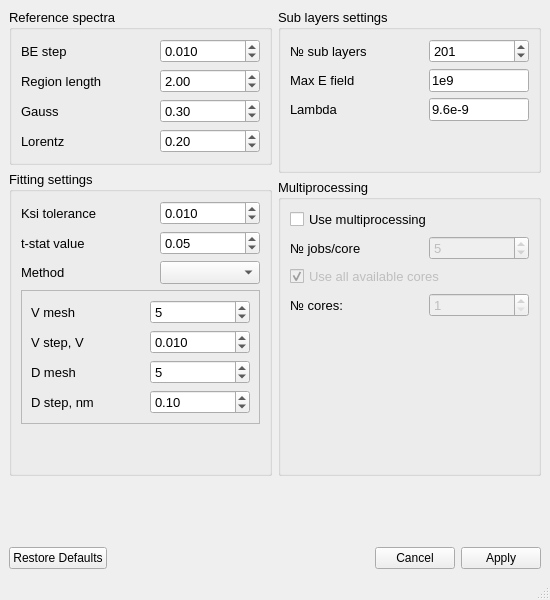
Before: the Qt Designer form ui/settings.ui in yamedvedya/ntr_haxpes, drawn with Qt 5.
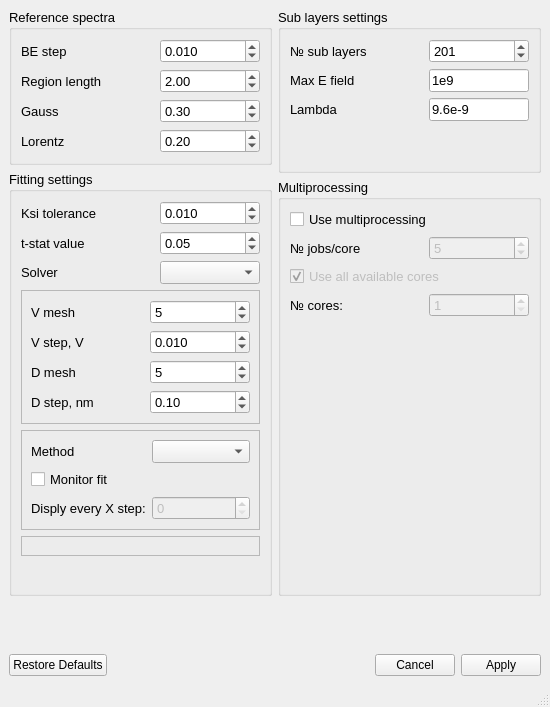
After: the same form once the commit is applied.

The edit to the form file:
```diff
--- a/ui/settings.ui
+++ b/ui/settings.ui
@@ -7,7 +7,7 @@
     <x>0</x>
     <y>0</y>
     <width>550</width>
-    <height>600</height>
+    <height>707</height>
    </rect>
   </property>
   <property name="sizePolicy">
@@ -375,6 +375,49 @@
         </widget>
        </item>
        <item row="4" column="0" colspan="2">
+        <widget class="QFrame" name="f_lm_fit">
+         <property name="frameShape">
+          <enum>QFrame::StyledPanel</enum>
+         </property>
+         <property name="frameShadow">
+          <enum>QFrame::Raised</enum>
+         </property>
+         <layout class="QGridLayout" name="gridLayout_7">
+          <item row="1" column="1">
+           <widget class="QComboBox" name="cb_lm_fit_method"/>
+          </item>
+          <item row="2" column="0">
+           <widget class="QCheckBox" name="chk_lm_fit_monitor">
+            <property name="text">
+             <string>Monitor fit</string>
+            </property>
+           </widget>
+          </item>
+          <item row="1" column="0">
+           <widget class="QLabel" name="label_17">
+            <property name="text">
+             <string>Method</string>
+            </property>
+           </widget>
+          </item>
+          <item row="3" column="0">
+           <widget class="QLabel" name="label_18">
+            <property name="text">
+             <string>Disply every X step:</string>
+            </property>
+           </widget>
+          </item>
+          <item row="3" column="1">
+           <widget class="QSpinBox" name="sb_lm_fit_monitor_step">
+            <property name="enabled">
+             <bool>false</bool>
+            </property>
+           </widget>
+          </item>
+         </layout>
+        </widget>
+       </item>
+       <item row="6" column="0" colspan="2">
         <spacer name="verticalSpacer">
          <property name="orientation">
           <enum>Qt::Vertical</enum>
@@ -390,7 +433,7 @@
        <item row="2" column="0">
         <widget class="QLabel" name="label_8">
          <property name="text">
-          <string>Method</string>
+          <string>Solver</string>
          </property>
         </widget>
        </item>
@@ -458,6 +501,17 @@
          </property>
         </widget>
        </item>
+       <item row="5" column="0" colspan="2">
+        <widget class="QFrame" name="f_pysot">
+         <property name="frameShape">
+          <enum>QFrame::StyledPanel</enum>
+         </property>
+         <property name="frameShadow">
+          <enum>QFrame::Raised</enum>
+         </property>
+         <layout class="QGridLayout" name="gridLayout_8"/>
+        </widget>
+       </item>
       </layout>
      </widget>
     </item>
```
Left out of the diff: 68 changed lines with no effect on the pictures.
